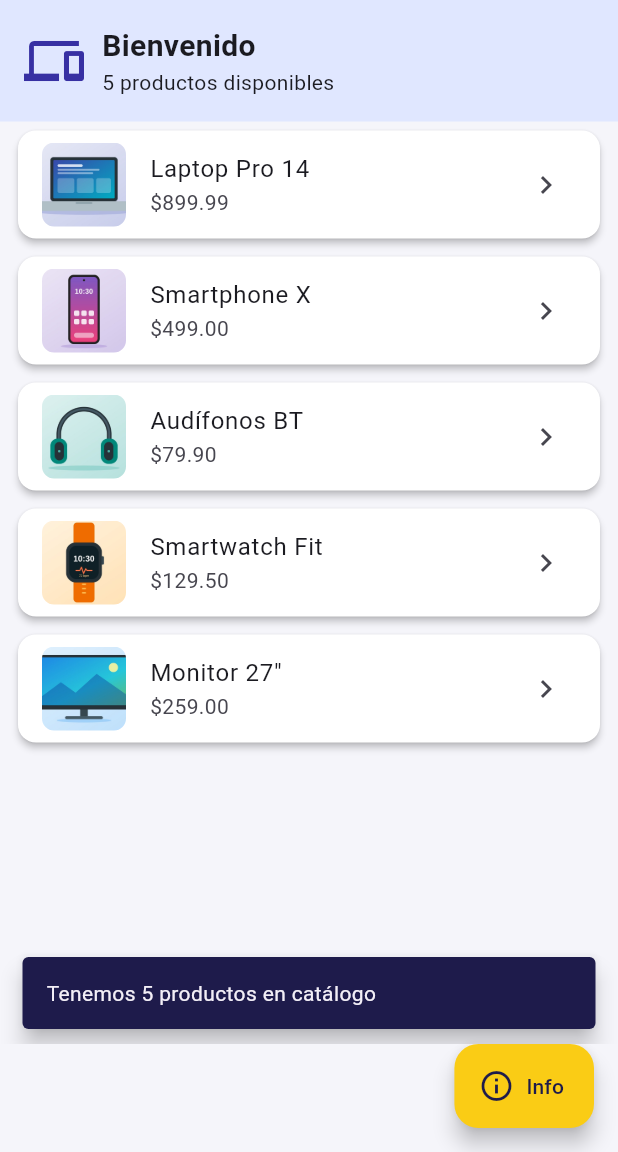
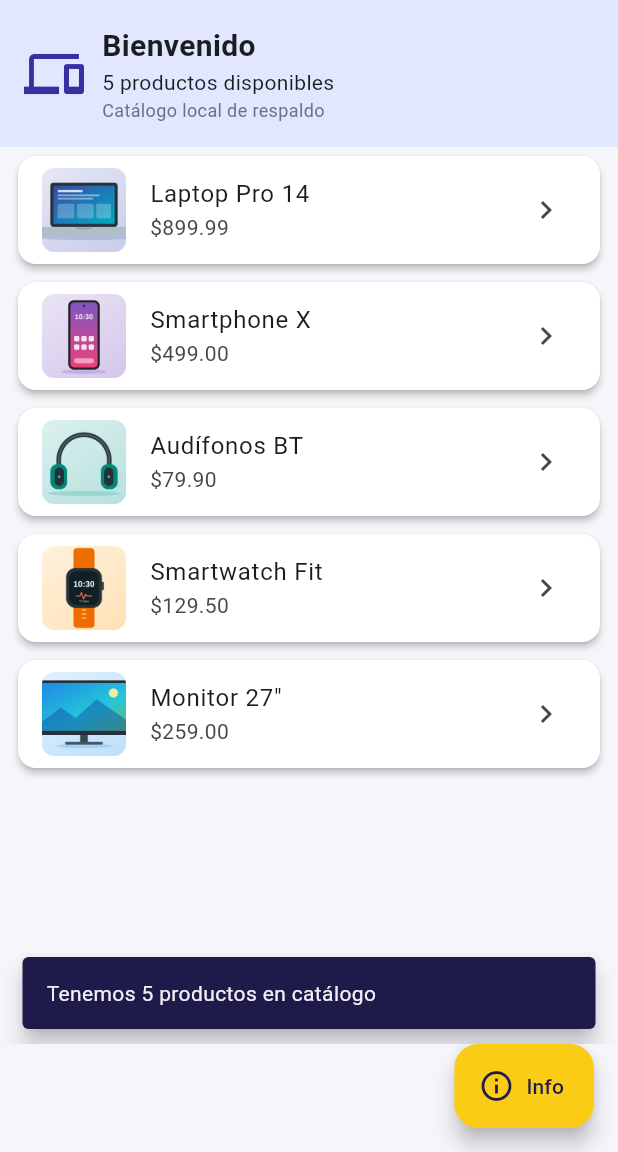
Before and after one commit to lmontenegro-ecotec/appmovil_integradora1, a Flutter app: the screen it shows after launch, after a tap on "Info", on a phone screen of 412 x 824 dp, the part 84-1236 px from its top. Run offline on Flutter 3.47's test engine with Material 3 defaults, Android fonts, the phone set to English and light mode, and no system bars; network calls fail.

Commit message:
repositorio de productos con JSON remoto y gestión de estado con Provider
 - data/productos.json publicado en el repositorio como fuente de datos remota
  - Producto con fromJson/toJson
  - ProductoRepository: descarga con http, timeout y try/catch con respaldo local
  - CatalogoProvider (ChangeNotifier) con estados de carga, error y origen de datos
  - HomeScreen consume el Provider con indicador de carga y RefreshIndicator
  - Permiso INTERNET en AndroidManifest
  - Dependencias: provider, http

```diff
--- a/lib/main.dart
+++ b/lib/main.dart
@@ -1,8 +1,24 @@
 import 'package:flutter/material.dart';
+import 'package:provider/provider.dart';
+import 'package:appmovil_integradora1/providers/catalogo_provider.dart';
+import 'package:appmovil_integradora1/repository/producto_repository.dart';
 import 'package:appmovil_integradora1/routes/app_routes.dart';
 import 'package:appmovil_integradora1/theme/app_theme.dart';
 
-void main() => runApp(const MyApp());
+void main() {
+  runApp(
+    // Providers disponibles para toda la app
+    MultiProvider(
+      providers: [
+        ChangeNotifierProvider(
+          create: (_) =>
+              CatalogoProvider(ProductoRepository())..cargarProductos(),
+        ),
+      ],
+      child: const MyApp(),
+    ),
+  );
+}
 
 class MyApp extends StatelessWidget {
   const MyApp({super.key});
--- a/lib/models/producto.dart
+++ b/lib/models/producto.dart
@@ -1,3 +1,4 @@
+/// Modelo de datos de un producto del catálogo de TiendaTec.
 class Producto {
   final int id;
   final String nombre;
@@ -12,42 +13,24 @@ class Producto {
     required this.precio,
     required this.imagen,
   });
+
+  /// Crea un Producto a partir de un mapa JSON (lo que llega de internet o de la caché).
+  factory Producto.fromJson(Map<String, dynamic> json) {
+    return Producto(
+      id: json['id'] as int,
+      nombre: json['nombre'] as String,
+      descripcion: json['descripcion'] as String,
+      precio: (json['precio'] as num).toDouble(),
+      imagen: json['imagen'] as String,
+    );
+  }
+
+  /// Convierte el Producto a un mapa JSON (para guardarlo en la caché).
+  Map<String, dynamic> toJson() => {
+    'id': id,
+    'nombre': nombre,
+    'descripcion': descripcion,
+    'precio': precio,
+    'imagen': imagen,
+  };
 }
-
-const List<Producto> productos = [
-  Producto(
-    id: 1,
-    nombre: 'Laptop Pro 14',
-    descripcion: 'Procesador de 12 núcleos, 16 GB RAM y SSD de 512 GB.',
-    precio: 899.99,
-    imagen: 'assets/productos/laptop.jpg',
-  ),
-  Producto(
-    id: 2,
-    nombre: 'Smartphone X',
-    descripcion: 'Pantalla AMOLED de 6.5", cámara de 50 MP y 5G.',
-    precio: 499.00,
-    imagen: 'assets/productos/phone.jpg',
-  ),
-  Producto(
-    id: 3,
-    nombre: 'Audífonos BT',
-    descripcion: 'Cancelación de ruido y 30 horas de batería.',
-    precio: 79.90,
-    imagen: 'assets/productos/audio.jpg',
-  ),
-  Producto(
-    id: 4,
-    nombre: 'Smartwatch Fit',
-    descripcion: 'Monitor cardíaco, GPS y resistencia al agua.',
-    precio: 129.50,
-    imagen: 'assets/productos/watch.jpg',
-  ),
-  Producto(
-    id: 5,
-    nombre: 'Monitor 27"',
-    descripcion: 'Resolución 2K a 144 Hz para trabajo y juegos.',
-    precio: 259.00,
-    imagen: 'assets/productos/monitor.jpg',
-  ),
-];
--- /dev/null
+++ b/lib/providers/catalogo_provider.dart
@@ -0,0 +1,40 @@
+import 'package:flutter/foundation.dart';
+import 'package:appmovil_integradora1/models/producto.dart';
+import 'package:appmovil_integradora1/repository/producto_repository.dart';
+
+/// Estado del catálogo (gestión de estado con Provider).
+/// Separa la lógica de carga de datos de la interfaz.
+class CatalogoProvider extends ChangeNotifier {
+  final ProductoRepository _repositorio;
+
+  CatalogoProvider(this._repositorio);
+
+  List<Producto> _productos = [];
+  bool _cargando = false;
+  String? _error;
+  OrigenDatos? _origen;
+
+  List<Producto> get productos => _productos;
+  bool get cargando => _cargando;
+  String? get error => _error;
+  OrigenDatos? get origen => _origen;
+
+  /// Pide los productos al repositorio y avisa a la interfaz.
+  Future<void> cargarProductos() async {
+    _cargando = true;
+    _error = null;
+    notifyListeners();
+
+    try {
+      final resultado = await _repositorio.obtenerProductos();
+      _productos = resultado.productos;
+      _origen = resultado.origen;
+    } catch (e) {
+      _error = 'No se pudo cargar el catálogo';
+      debugPrint('CatalogoProvider: $e');
+    } finally {
+      _cargando = false;
+      notifyListeners();
+    }
+  }
+}
--- /dev/null
+++ b/lib/repository/producto_repository.dart
@@ -0,0 +1,99 @@
+import 'dart:async';
+import 'dart:convert';
+
+import 'package:flutter/foundation.dart';
+import 'package:http/http.dart' as http;
+import 'package:appmovil_integradora1/models/producto.dart';
+
+/// De dónde se obtuvieron los datos del catálogo.
+enum OrigenDatos { red, local }
+
+/// Resultado de la carga del catálogo: la lista y su origen.
+class ResultadoCatalogo {
+  final List<Producto> productos;
+  final OrigenDatos origen;
+  const ResultadoCatalogo(this.productos, this.origen);
+}
+
+/// Capa de datos: obtiene los productos de TiendaTec.
+/// La interfaz no sabe si vienen de internet o de un respaldo local.
+class ProductoRepository {
+  /// Catálogo publicado en el propio repositorio de GitHub (rama develop).
+  static const String urlCatalogo =
+      'https://raw.githubusercontent.com/lmontenegro-ecotec/appmovil_integradora1/develop/data/productos.json';
+
+  final http.Client _cliente;
+
+  ProductoRepository({http.Client? cliente})
+    : _cliente = cliente ?? http.Client();
+
+  /// Descarga el catálogo. Si falla la red (sin conexión, timeout,
+  /// error HTTP o JSON inválido) se usa el catálogo local de respaldo.
+  Future<ResultadoCatalogo> obtenerProductos() async {
+    try {
+      final respuesta = await _cliente
+          .get(Uri.parse(urlCatalogo))
+          .timeout(const Duration(seconds: 8));
+
+      if (respuesta.statusCode == 200) {
+        final List<dynamic> datos = jsonDecode(
+          utf8.decode(respuesta.bodyBytes),
+        );
+        final productos = datos
+            .map((e) => Producto.fromJson(e as Map<String, dynamic>))
+            .toList();
+        debugPrint(
+          'Catálogo cargado desde internet: ${productos.length} productos',
+        );
+        return ResultadoCatalogo(productos, OrigenDatos.red);
+      }
+      debugPrint('Catálogo: respuesta HTTP ${respuesta.statusCode}');
+    } on TimeoutException {
+      debugPrint('Catálogo: tiempo de espera agotado');
+    } catch (e) {
+      debugPrint('Catálogo: error al descargar -> $e');
+    }
+
+    debugPrint('Catálogo: usando datos locales de respaldo');
+    return const ResultadoCatalogo(productosLocales, OrigenDatos.local);
+  }
+
+  /// Catálogo de respaldo incluido en la app (el de la Actividad Integradora 1).
+  static const List<Producto> productosLocales = [
+    Producto(
+      id: 1,
+      nombre: 'Laptop Pro 14',
+      descripcion: 'Procesador de 12 núcleos, 16 GB RAM y SSD de 512 GB.',
+      precio: 899.99,
+      imagen: 'assets/productos/laptop.jpg',
+    ),
+    Producto(
+      id: 2,
+      nombre: 'Smartphone X',
+      descripcion: 'Pantalla AMOLED de 6.5", cámara de 50 MP y 5G.',
+      precio: 499.00,
+      imagen: 'assets/productos/phone.jpg',
+    ),
+    Producto(
+      id: 3,
+      nombre: 'Audífonos BT',
+      descripcion: 'Cancelación de ruido y 30 horas de batería.',
+      precio: 79.90,
+      imagen: 'assets/productos/audio.jpg',
+    ),
+    Producto(
+      id: 4,
+      nombre: 'Smartwatch Fit',
+      descripcion: 'Monitor cardíaco, GPS y resistencia al agua.',
+      precio: 129.50,
+      imagen: 'assets/productos/watch.jpg',
+    ),
+    Producto(
+      id: 5,
+      nombre: 'Monitor 27"',
+      descripcion: 'Resolución 2K a 144 Hz para trabajo y juegos.',
+      precio: 259.00,
+      imagen: 'assets/productos/monitor.jpg',
+    ),
+  ];
+}
--- a/lib/routes/app_routes.dart
+++ b/lib/routes/app_routes.dart
@@ -14,7 +14,7 @@ class AppRoutes {
     inicio: (context) => const HomeScreen(),
     // El producto llega como argumento desde Navigator.pushNamed
     detalle: (context) => DetalleScreen(
-          producto: ModalRoute.of(context)!.settings.arguments as Producto,
-        ),
+      producto: ModalRoute.of(context)!.settings.arguments as Producto,
+    ),
   };
 }
--- a/lib/screens/home_screen.dart
+++ b/lib/screens/home_screen.dart
@@ -1,5 +1,7 @@
 import 'package:flutter/material.dart';
-import 'package:appmovil_integradora1/models/producto.dart';
+import 'package:provider/provider.dart';
+import 'package:appmovil_integradora1/providers/catalogo_provider.dart';
+import 'package:appmovil_integradora1/repository/producto_repository.dart';
 import 'package:appmovil_integradora1/routes/app_routes.dart';
 import 'package:appmovil_integradora1/widgets/widgets.dart';
 import 'package:appmovil_integradora1/theme/app_theme.dart';
@@ -9,10 +11,12 @@ class HomeScreen extends StatelessWidget {
 
   @override
   Widget build(BuildContext context) {
+    // Escucha el estado del catálogo: se redibuja cuando cambia
+    final catalogo = context.watch<CatalogoProvider>();
+    final productos = catalogo.productos;
+
     return Scaffold(
-      appBar: AppBar(
-        title: const Text('TiendaTec'),
-      ),
+      appBar: AppBar(title: const Text('TiendaTec')),
       body: Column(
         children: [
           Container(
@@ -35,6 +39,16 @@ class HomeScreen extends StatelessWidget {
                         ),
                       ),
                       Text('${productos.length} productos disponibles'),
+                      if (catalogo.origen != null)
+                        Text(
+                          catalogo.origen == OrigenDatos.red
+                              ? 'Catálogo actualizado desde internet'
+                              : 'Catálogo local de respaldo',
+                          style: const TextStyle(
+                            fontSize: 12,
+                            color: AppTheme.textoSecundario,
+                          ),
+                        ),
                     ],
                   ),
                 ),
@@ -42,6 +56,11 @@ class HomeScreen extends StatelessWidget {
             ),
           ),
           Expanded(
+            child: catalogo.cargando
+                ? const Center(child: CircularProgressIndicator())
+                : RefreshIndicator(
+                    // Deslizar hacia abajo vuelve a cargar el catálogo
+                    onRefresh: catalogo.cargarProductos,
                     child: ListView.builder(
                       itemCount: productos.length,
                       itemBuilder: (context, index) {
@@ -63,6 +82,7 @@ class HomeScreen extends StatelessWidget {
                       },
                     ),
                   ),
+          ),
         ],
       ),
       floatingActionButton: FloatingActionButton.extended(
--- a/lib/theme/app_theme.dart
+++ b/lib/theme/app_theme.dart
@@ -6,7 +6,9 @@ import 'package:flutter/material.dart';
 class AppTheme {
   // Paleta de marca
   static const Color primario = Color(0xFF3730A3); // índigo
-  static const Color primarioOscuro = Color(0xFF1E1B4B); // índigo oscuro (splash / AppBar)
+  static const Color primarioOscuro = Color(
+    0xFF1E1B4B,
+  ); // índigo oscuro (splash / AppBar)
   static const Color acento = Color(0xFFFACC15); // amarillo eléctrico
   static const Color fondo = Color(0xFFF5F5FA);
   static const Color fondoSuave = Color(0xFFE0E7FF);
--- a/pubspec.yaml
+++ b/pubspec.yaml
@@ -33,7 +33,9 @@ dependencies:
 
   # The following adds the Cupertino Icons font to your application.
   # Use with the CupertinoIcons class for iOS style icons.
-  cupertino_icons: ^1.0.8
+  cupertino_icons: ^2.0.0
+  provider: ^6.1.5+1
+  http: ^1.6.0
 
 dev_dependencies:
   flutter_test:
```
Also changed, not shown: data/productos.json (added, +44 -0 lines), assets/productos/keyboard.jpg (added), pubspec.lock, 1 other file. Lines whose indentation alone changed are shown as unchanged.
